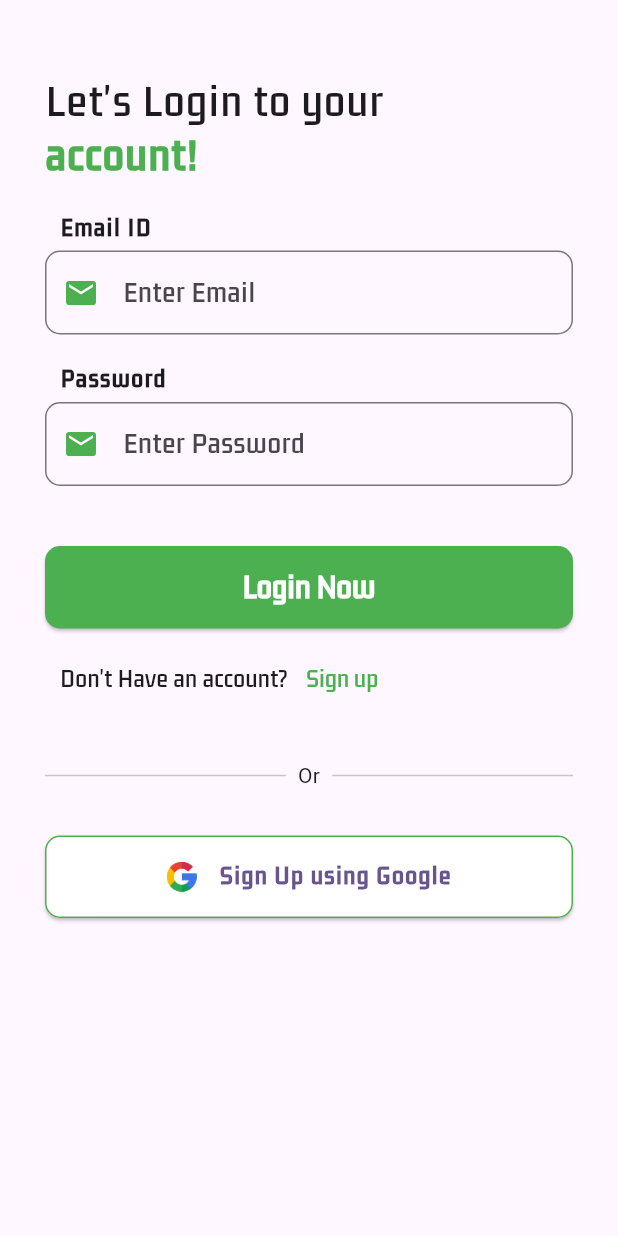
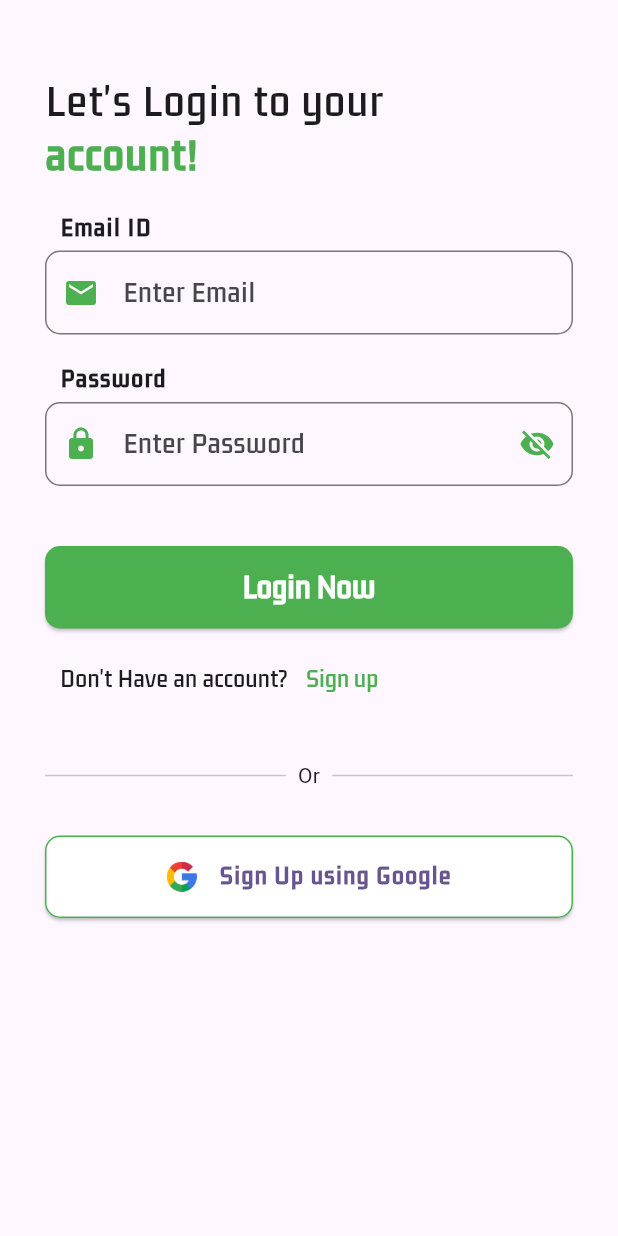
Before and after one commit to CodeRohanDev/Login-Page-Designs, a Flutter app: the screen it shows after launch, on a phone screen of 412 x 824 dp. Run offline on Flutter 3.47's test engine with Material 2 defaults, Android fonts, the light colour scheme and no system bars.

Commit message:
password validation and eye button added

```diff
--- a/design4/lib/Login.dart
+++ b/design4/lib/Login.dart
@@ -10,6 +10,8 @@ class LoginPage extends StatefulWidget {
 }
 
 class _LoginPageState extends State<LoginPage> {
+  bool _isPasswordVisible = false;
+  TextEditingController _passwordController = TextEditingController();
   @override
   Widget build(BuildContext context) {
     return SafeArea(
@@ -95,14 +97,38 @@ class _LoginPageState extends State<LoginPage> {
                   ),
                 ),
                 TextFormField(
+                  obscureText: !_isPasswordVisible,
+                  controller: _passwordController,
+                  validator: (value) {
+                    if (value == null || value.isEmpty) {
+                      return 'Please enter your password.';
+                    } else if (value.length < 8) {
+                      return 'Password must be at least 8 characters long.';
+                    }
+
+                    return null; // Return null if the input is valid
+                  },
                   decoration: InputDecoration(
                     hintText: "Enter Password",
                     hintStyle: TextStyle(
                       fontFamily: "KdamThmorPro",
                     ),
                     prefixIcon: Icon(
-                      Icons.email,
+                      Icons.lock,
                       color: Colors.green,
+                    ),
+                    suffixIcon: IconButton(
+                      icon: Icon(
+                        _isPasswordVisible
+                            ? Icons.visibility
+                            : Icons.visibility_off,
+                        color: Colors.green,
+                      ),
+                      onPressed: () {
+                        setState(() {
+                          _isPasswordVisible = !_isPasswordVisible;
+                        });
+                      },
                     ),
                     border: OutlineInputBorder(
                       borderRadius: BorderRadius.circular(10),
```
